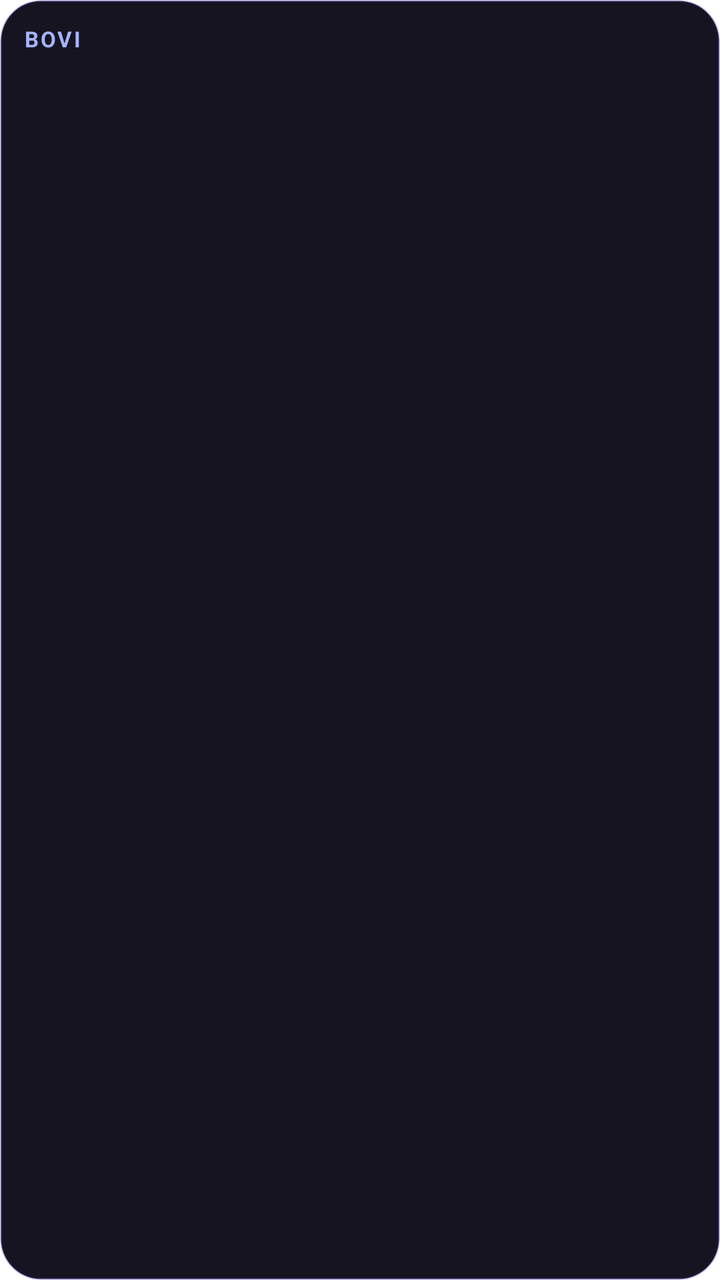
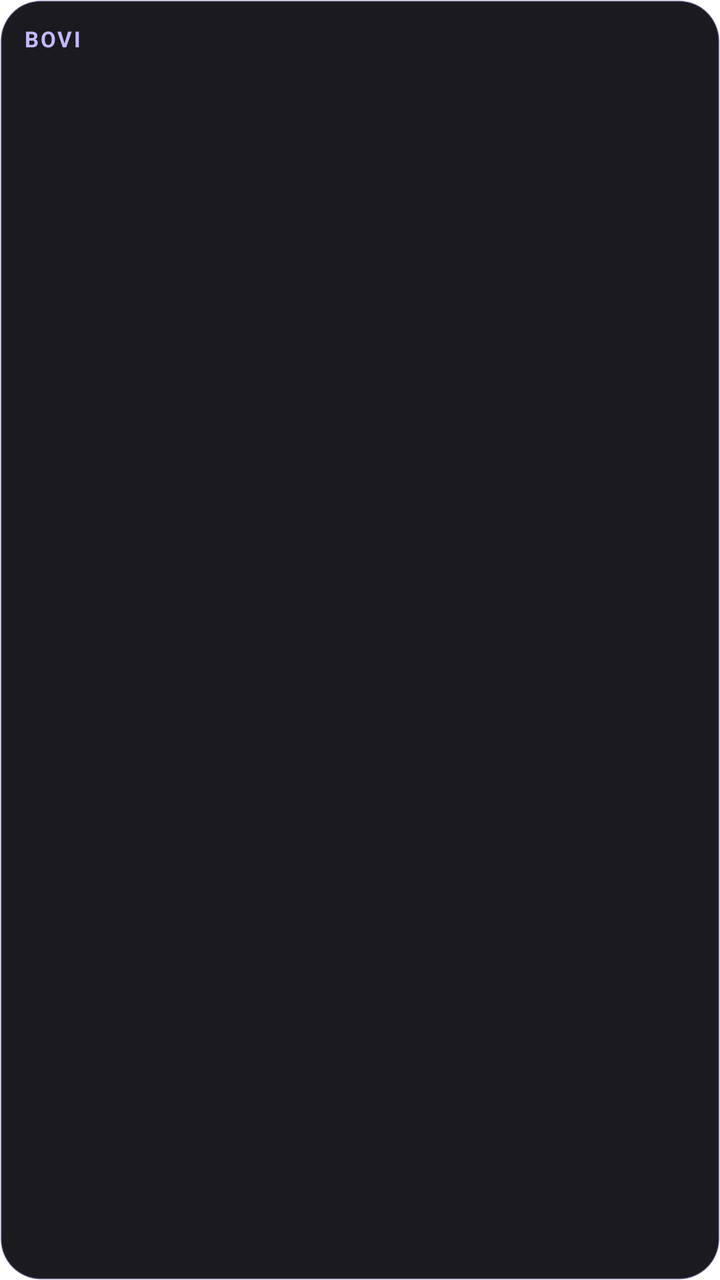

Screens rendered from an Android XML layout before and after an edit, with the pre-edit source and the edit as a unified diff.
<!-- AndroidManifest.xml: fallback theme Theme.MaterialComponents.DayNight.NoActionBar -->
<!-- res/layout/bw_attendance.xml -->
<?xml version="1.0" encoding="utf-8"?>
<LinearLayout xmlns:android="http://schemas.android.com/apk/res/android"
  android:id="@+id/bw_root"
  android:layout_width="match_parent"
  android:layout_height="match_parent"
  android:background="@drawable/bovi_widget_bg"
  android:orientation="vertical"
  android:padding="12dp">
  
  <LinearLayout
    android:layout_width="match_parent"
    android:layout_height="wrap_content"
    android:gravity="center_vertical"
    android:orientation="horizontal">
    <TextView
    android:id="@+id/bw_title"
    android:layout_width="0dp"
    android:layout_weight="1"
    android:layout_height="wrap_content"
    android:text="BOVI"
    android:textColor="#A5B4FC"
    android:textSize="11sp"
    android:textStyle="bold"
    android:maxLines="1"
    android:ellipsize="end"
    android:letterSpacing="0.08" />
    <TextView
    android:id="@+id/bw_header_meta"
    android:layout_width="wrap_content"
    android:layout_height="wrap_content"
    android:text=""
    android:textColor="#9CA3AF"
    android:textSize="11sp"
    android:maxLines="1"
    android:ellipsize="end" />
  </LinearLayout>
  <LinearLayout
    android:id="@+id/bw_checkin"
    android:layout_width="match_parent"
    android:layout_height="wrap_content"
    android:layout_marginTop="6dp"
    android:background="@drawable/bw_card"
    android:gravity="center_vertical"
    android:orientation="horizontal"
    android:padding="8dp"
    android:visibility="gone">
    <TextView
    android:id="@+id/bw_checkin_text"
    android:layout_width="0dp"
    android:layout_height="wrap_content"
    android:text=""
    android:textColor="#F3F4F6"
    android:textSize="13sp"
    android:maxLines="2"
    android:ellipsize="end"
    android:layout_weight="1" />
    <TextView
      android:id="@+id/bw_yes"
      android:layout_width="40dp"
      android:layout_height="34dp"
      android:layout_marginStart="6dp"
      android:background="@drawable/bw_button_accent"
      android:gravity="center"
      android:text="✓"
      android:textColor="#FFFFFF"
      android:textSize="16sp"
      android:textStyle="bold" />
    <TextView
      android:id="@+id/bw_no"
      android:layout_width="40dp"
      android:layout_height="34dp"
      android:layout_marginStart="6dp"
      android:background="@drawable/bw_button"
      android:gravity="center"
      android:text="✗"
      android:textColor="#F87171"
      android:textSize="16sp"
      android:textStyle="bold" />
  </LinearLayout>
  <TextView
    android:id="@+id/bw_empty"
    android:layout_width="match_parent"
    android:layout_height="wrap_content"
    android:text=""
    android:textColor="#9CA3AF"
    android:textSize="13sp"
    android:maxLines="3"
    android:ellipsize="end"
    android:layout_marginTop="6dp"
    android:visibility="gone" />
  
  <LinearLayout
    android:id="@+id/bw_rows"
    android:layout_width="match_parent"
    android:layout_height="wrap_content"
    android:layout_marginTop="4dp"
    android:orientation="vertical" />
</LinearLayout>
<!-- resources referenced by this layout -->
<resources>
  <!-- drawable bovi_widget_bg (drawable) -->
  <?xml version="1.0" encoding="utf-8"?>
  <shape xmlns:android="http://schemas.android.com/apk/res/android" android:shape="rectangle">
    <solid android:color="#F20B0816" />
    <corners android:radius="20dp" />
    <stroke android:width="1dp" android:color="#405B4BD6" />
  </shape>
  <!-- drawable bw_button (drawable) -->
  <?xml version="1.0" encoding="utf-8"?>
  <shape xmlns:android="http://schemas.android.com/apk/res/android" android:shape="rectangle">
    <solid android:color="#262B3A" />
    <corners android:radius="10dp" />
  </shape>
  <!-- drawable bw_button_accent (drawable) -->
  <?xml version="1.0" encoding="utf-8"?>
  <shape xmlns:android="http://schemas.android.com/apk/res/android" android:shape="rectangle">
    <solid android:color="#0F766E" />
    <corners android:radius="10dp" />
  </shape>
  <!-- drawable bw_card (drawable) -->
  <?xml version="1.0" encoding="utf-8"?>
  <shape xmlns:android="http://schemas.android.com/apk/res/android" android:shape="rectangle">
    <solid android:color="#1C2130" />
    <corners android:radius="12dp" />
  </shape>
</resources>

<!-- the commit's change to res/layout/bw_attendance.xml (unified diff, before → after) -->
@@ -18,7 +18,7 @@
     android:layout_weight="1"
     android:layout_height="wrap_content"
     android:text="BOVI"
-    android:textColor="#A5B4FC"
+    android:textColor="#C4B8FC"
     android:textSize="11sp"
     android:textStyle="bold"
     android:maxLines="1"
@@ -29,7 +29,7 @@
     android:layout_width="wrap_content"
     android:layout_height="wrap_content"
     android:text=""
-    android:textColor="#9CA3AF"
+    android:textColor="#9A97A5"
     android:textSize="11sp"
     android:maxLines="1"
     android:ellipsize="end" />
@@ -49,7 +49,7 @@
     android:layout_width="0dp"
     android:layout_height="wrap_content"
     android:text=""
-    android:textColor="#F3F4F6"
+    android:textColor="#EEEDF2"
     android:textSize="13sp"
     android:maxLines="2"
     android:ellipsize="end"
@@ -73,7 +73,7 @@
       android:background="@drawable/bw_button"
       android:gravity="center"
       android:text="✗"
-      android:textColor="#F87171"
+      android:textColor="#F07470"
       android:textSize="16sp"
       android:textStyle="bold" />
   </LinearLayout>
@@ -82,7 +82,7 @@
     android:layout_width="match_parent"
     android:layout_height="wrap_content"
     android:text=""
-    android:textColor="#9CA3AF"
+    android:textColor="#9A97A5"
     android:textSize="13sp"
     android:maxLines="3"
     android:ellipsize="end"
<!-- resource entries referenced after the edit -->
@@ -3,26 +3,26 @@
   <!-- drawable bovi_widget_bg (drawable) -->
   <?xml version="1.0" encoding="utf-8"?>
   <shape xmlns:android="http://schemas.android.com/apk/res/android" android:shape="rectangle">
-    <solid android:color="#F20B0816" />
+    <solid android:color="#F20F0E13" />
     <corners android:radius="20dp" />
-    <stroke android:width="1dp" android:color="#405B4BD6" />
+    <stroke android:width="1dp" android:color="#33A594F9" />
   </shape>
   <!-- drawable bw_button (drawable) -->
   <?xml version="1.0" encoding="utf-8"?>
   <shape xmlns:android="http://schemas.android.com/apk/res/android" android:shape="rectangle">
-    <solid android:color="#262B3A" />
+    <solid android:color="#2B2933" />
     <corners android:radius="10dp" />
   </shape>
   <!-- drawable bw_button_accent (drawable) -->
   <?xml version="1.0" encoding="utf-8"?>
   <shape xmlns:android="http://schemas.android.com/apk/res/android" android:shape="rectangle">
-    <solid android:color="#0F766E" />
+    <solid android:color="#157352" />
     <corners android:radius="10dp" />
   </shape>
   <!-- drawable bw_card (drawable) -->
   <?xml version="1.0" encoding="utf-8"?>
   <shape xmlns:android="http://schemas.android.com/apk/res/android" android:shape="rectangle">
-    <solid android:color="#1C2130" />
+    <solid android:color="#232129" />
     <corners android:radius="12dp" />
   </shape>
 </resources>
